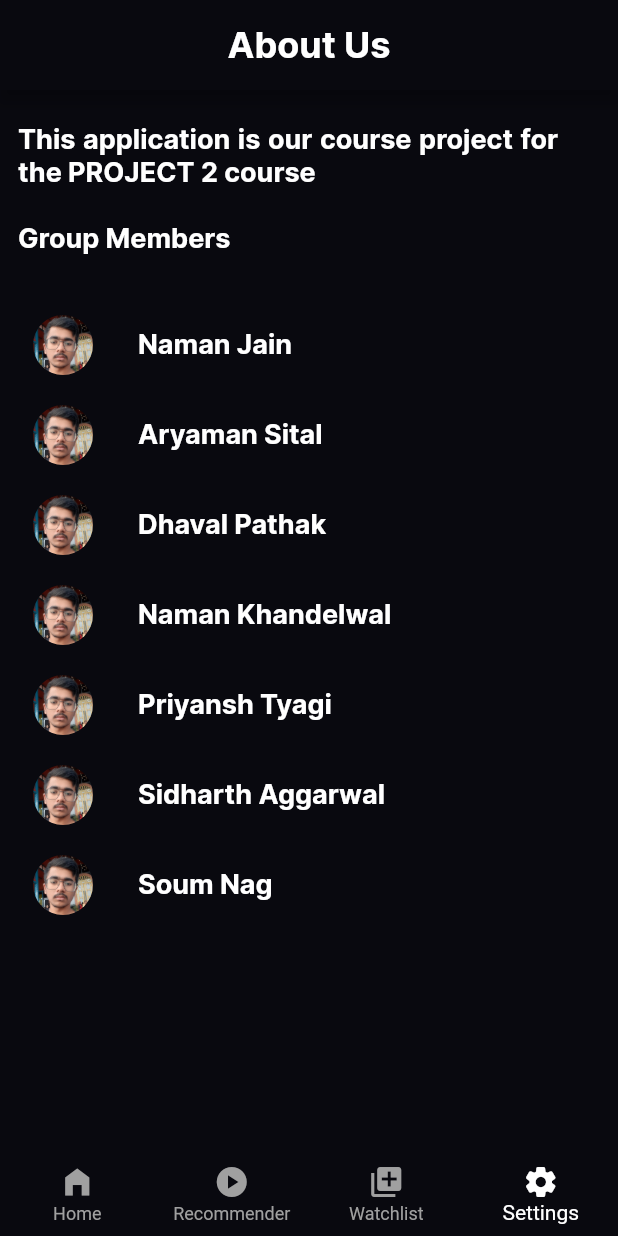
After one commit to namanviber/Movigo, a Flutter app: the AboutUsScreen screen opened directly, on a phone screen of 412 x 824 dp. The commit adds this screen. Run offline on Flutter 3.47's test engine with Material 2 defaults, Android fonts, the phone set to English and light mode, and no system bars; our stand-ins replace carousel_slider, email_validator, firebase_auth, firebase_core, flutter_advanced_switch, google_fonts and 1 more; missing offline and left inert: mongo_dart, scroll_app_bar, tmdb_api; accounts and stored records are empty; network calls fail.

Commit message:
About us + Privacy policy pages

```diff
--- /dev/null
+++ b/lib/screens/about_us_screen.dart
@@ -0,0 +1,373 @@
+import 'package:flutter/material.dart';
+import 'package:project2/widgets/bottom_bar.dart';
+
+class AboutUsScreen extends StatefulWidget {
+  const AboutUsScreen({Key? key}) : super(key: key);
+
+  @override
+  State<AboutUsScreen> createState() => _AboutUsScreenState();
+}
+
+class _AboutUsScreenState extends State<AboutUsScreen> {
+  int screen_index = 5;
+
+  @override
+  Widget build(BuildContext context) {
+    return Scaffold(
+        appBar: AppBar(
+          automaticallyImplyLeading: false,
+          toolbarHeight: 60,
+          backgroundColor: const Color(0xFF09090F),
+          title: Row(
+            mainAxisAlignment: MainAxisAlignment.center,
+            children: const [
+              Text("About Us",
+                  style: TextStyle(
+                      fontFamily: "Inter",
+                      fontWeight: FontWeight.bold,
+                      fontSize: 24)),
+            ],
+          ),
+        ),
+        body: SingleChildScrollView(
+          scrollDirection: Axis.vertical,
+          child: Padding(
+            padding: const EdgeInsets.all(12),
+            child: Column(children: [
+              const SizedBox(
+                height: 10,
+              ),
+              Container(
+                width: 360,
+                child: Column(
+                  crossAxisAlignment: CrossAxisAlignment.center,
+                  mainAxisAlignment: MainAxisAlignment.center,
+                  children: [
+                    const Text(
+                      "This application is our course project for the PROJECT 2 course"
+                      "\n\nGroup Members",
+                      textAlign: TextAlign.justify,
+                      style: TextStyle(
+                          fontFamily: "Inter",
+                          fontWeight: FontWeight.bold,
+                          fontSize: 18),
+                    ),
+                    const SizedBox(
+                      height: 30,
+                    ),
+                    Column(
+                      children: [
+                        Container(
+                          height: 60,
+                          width: 390,
+                          child: Row(
+                            children: [
+                              const SizedBox(
+                                width: 10,
+                              ),
+                              //1
+                              CircleAvatar(
+                                  backgroundColor: Colors.transparent,
+                                  child: Center(
+                                      child: SizedBox(
+                                    width: 200,
+                                    height: 200,
+                                    child: ClipOval(
+                                      child: Image.asset(
+                                          "assets/images/testimg2.png"),
+                                    ),
+                                  ))),
+                              const SizedBox(
+                                width: 30,
+                              ),
+                              Container(
+                                height: 60,
+                                width: 270,
+                                child: Column(
+                                  crossAxisAlignment: CrossAxisAlignment.start,
+                                  mainAxisAlignment: MainAxisAlignment.center,
+                                  children: const [
+                                    Text(
+                                      "Naman Jain",
+                                      style: TextStyle(
+                                          fontFamily: "Inter",
+                                          fontWeight: FontWeight.bold,
+                                          fontSize: 18),
+                                    ),
+                                  ],
+                                ),
+                              ),
+                            ],
+                          ),
+                        ),
+                        Container(
+                          height: 60,
+                          width: 390,
+                          child: Row(
+                            children: [
+                              const SizedBox(
+                                width: 10,
+                              ),
+                              //1
+                              CircleAvatar(
+                                  backgroundColor: Colors.transparent,
+                                  child: Center(
+                                      child: SizedBox(
+                                    width: 200,
+                                    height: 200,
+                                    child: ClipOval(
+                                      child: Image.asset(
+                                          "assets/images/testimg2.png"),
+                                    ),
+                                  ))),
+                              const SizedBox(
+                                width: 30,
+                              ),
+                              Container(
+                                height: 60,
+                                width: 270,
+                                child: Column(
+                                  crossAxisAlignment: CrossAxisAlignment.start,
+                                  mainAxisAlignment: MainAxisAlignment.center,
+                                  children: const [
+                                    Text(
+                                      "Aryaman Sital",
+                                      style: TextStyle(
+                                          fontFamily: "Inter",
+                                          fontWeight: FontWeight.bold,
+                                          fontSize: 18),
+                                    ),
+                                  ],
+                                ),
+                              ),
+                            ],
+                          ),
+                        ),
+                        Container(
+                          height: 60,
+                          width: 390,
+                          child: Row(
+                            children: [
+                              const SizedBox(
+                                width: 10,
+                              ),
+                              //1
+                              CircleAvatar(
+                                  backgroundColor: Colors.transparent,
+                                  child: Center(
+                                      child: SizedBox(
+                                    width: 200,
+                                    height: 200,
+                                    child: ClipOval(
+                                      child: Image.asset(
+                                          "assets/images/testimg2.png"),
+                                    ),
+                                  ))),
+                              const SizedBox(
+                                width: 30,
+                              ),
+                              Container(
+                                height: 60,
+                                width: 270,
+                                child: Column(
+                                  crossAxisAlignment: CrossAxisAlignment.start,
+                                  mainAxisAlignment: MainAxisAlignment.center,
+                                  children: const [
+                                    Text(
+                                      "Dhaval Pathak",
+                                      style: TextStyle(
+                                          fontFamily: "Inter",
+                                          fontWeight: FontWeight.bold,
+                                          fontSize: 18),
+                                    ),
+                                  ],
+                                ),
+                              ),
+                            ],
+                          ),
+                        ),
+                        Container(
+                          height: 60,
+                          width: 390,
+                          child: Row(
+                            children: [
+                              const SizedBox(
+                                width: 10,
+                              ),
+                              //1
+                              CircleAvatar(
+                                  backgroundColor: Colors.transparent,
+                                  child: Center(
+                                      child: SizedBox(
+                                    width: 200,
+                                    height: 200,
+                                    child: ClipOval(
+                                      child: Image.asset(
+                                          "assets/images/testimg2.png"),
+                                    ),
+                                  ))),
+                              const SizedBox(
+                                width: 30,
+                              ),
+                              Container(
+                                height: 60,
+                                width: 270,
+                                child: Column(
+                                  crossAxisAlignment: CrossAxisAlignment.start,
+                                  mainAxisAlignment: MainAxisAlignment.center,
+                                  children: const [
+                                    Text(
+                                      "Naman Khandelwal",
+                                      style: TextStyle(
+                                          fontFamily: "Inter",
+                                          fontWeight: FontWeight.bold,
+                                          fontSize: 18),
+                                    ),
+                                  ],
+                                ),
+                              ),
+                            ],
+                          ),
+                        ),
+                        Container(
+                          height: 60,
+                          width: 390,
+                          child: Row(
+                            children: [
+                              const SizedBox(
+                                width: 10,
+                              ),
+                              //1
+                              CircleAvatar(
+                                  backgroundColor: Colors.transparent,
+                                  child: Center(
+                                      child: SizedBox(
+                                    width: 200,
+                                    height: 200,
+                                    child: ClipOval(
+                                      child: Image.asset(
+                                          "assets/images/testimg2.png"),
+                                    ),
+                                  ))),
+                              const SizedBox(
+                                width: 30,
+                              ),
+                              Container(
+                                height: 60,
+                                width: 270,
+                                child: Column(
+                                  crossAxisAlignment: CrossAxisAlignment.start,
+                                  mainAxisAlignment: MainAxisAlignment.center,
+                                  children: const [
+                                    Text(
+                                      "Priyansh Tyagi",
+                                      style: TextStyle(
+                                          fontFamily: "Inter",
+                                          fontWeight: FontWeight.bold,
+                                          fontSize: 18),
+                                    ),
+                                  ],
+                                ),
+                              ),
+                            ],
+                          ),
+                        ),
+                        Container(
+                          height: 60,
+                          width: 390,
+                          child: Row(
+                            children: [
+                              const SizedBox(
+                                width: 10,
+                              ),
+                              //1
+                              CircleAvatar(
+                                  backgroundColor: Colors.transparent,
+                                  child: Center(
+                                      child: SizedBox(
+                                    width: 200,
+                                    height: 200,
+                                    child: ClipOval(
+                                      child: Image.asset(
+                                          "assets/images/testimg2.png"),
+                                    ),
+                                  ))),
+                              const SizedBox(
+                                width: 30,
+                              ),
+                              Container(
+                                height: 60,
+                                width: 270,
+                                child: Column(
+                                  crossAxisAlignment: CrossAxisAlignment.start,
+                                  mainAxisAlignment: MainAxisAlignment.center,
+                                  children: const [
+                                    Text(
+                                      "Sidharth Aggarwal",
+                                      style: TextStyle(
+                                          fontFamily: "Inter",
+                                          fontWeight: FontWeight.bold,
+                                          fontSize: 18),
+                                    ),
+                                  ],
+                                ),
+                              ),
+                            ],
+                          ),
+                        ),
+                        Container(
+                          height: 60,
+                          width: 390,
+                          child: Row(
+                            children: [
+                              const SizedBox(
+                                width: 10,
+                              ),
+                              //1
+                              CircleAvatar(
+                                  backgroundColor: Colors.transparent,
+                                  child: Center(
+                                      child: SizedBox(
+                                    width: 200,
+                                    height: 200,
+                                    child: ClipOval(
+                                      child: Image.asset(
+                                          "assets/images/testimg2.png"),
+                                    ),
+                                  ))),
+                              const SizedBox(
+                                width: 30,
+                              ),
+                              Container(
+                                height: 60,
+                                width: 270,
+                                child: Column(
+                                  crossAxisAlignment: CrossAxisAlignment.start,
+                                  mainAxisAlignment: MainAxisAlignment.center,
+                                  children: const [
+                                    Text(
+                                      "Soum Nag",
+                                      style: TextStyle(
+                                          fontFamily: "Inter",
+                                          fontWeight: FontWeight.bold,
+                                          fontSize: 18),
+                                    ),
+                                  ],
+                                ),
+                              ),
+                            ],
+                          ),
+                        ),
+                      ],
+                    )
+                  ],
+                ),
+              )
+            ]),
+          ),
+        ),
+        bottomNavigationBar: BottomNavigation(
+          screen_index: 3,
+        ));
+  }
+}
--- /dev/null
+++ b/lib/screens/privacy_policy_screen.dart
@@ -0,0 +1,61 @@
+import 'package:flutter/material.dart';
+import 'package:project2/widgets/bottom_bar.dart';
+
+class PrivacyPolicyScreen extends StatefulWidget {
+  const PrivacyPolicyScreen({Key? key}) : super(key: key);
+
+  @override
+  State<PrivacyPolicyScreen> createState() => _PrivacyPolicyScreenState();
+}
+
+class _PrivacyPolicyScreenState extends State<PrivacyPolicyScreen> {
+  int screen_index = 5;
+
+  @override
+  Widget build(BuildContext context) {
+    return Scaffold(
+        appBar: AppBar(
+          automaticallyImplyLeading: false,
+          toolbarHeight: 60,
+          backgroundColor: const Color(0xFF09090F),
+          title: Row(
+            mainAxisAlignment: MainAxisAlignment.center,
+            children: const [
+              Text("Privacy Policy",
+                  style: TextStyle(
+                      fontFamily: "Inter",
+                      fontWeight: FontWeight.bold,
+                      fontSize: 24)),
+            ],
+          ),
+        ),
+        body: SingleChildScrollView(
+          scrollDirection: Axis.vertical,
+          child: Padding(
+            padding: const EdgeInsets.all(12),
+            child: Column(children: [
+              const SizedBox(
+                height: 10,
+              ),
+              Container(
+                  child: Column(
+                      crossAxisAlignment: CrossAxisAlignment.start,
+                      mainAxisAlignment: MainAxisAlignment.center,
+                      children: const [
+                    Text(
+                      "No personal data collected in this application is used for any purpose other than the scope of our coursework. This data will not be shared in any way and will be deleted after the duration of this course.",
+                      textAlign: TextAlign.left,
+                      style: TextStyle(
+                          fontFamily: "Inter",
+                          fontWeight: FontWeight.bold,
+                          fontSize: 18),
+                    ),
+                  ])),
+            ]),
+          ),
+        ),
+        bottomNavigationBar: BottomNavigation(
+          screen_index: 3,
+        ));
+  }
+}
--- a/lib/screens/settings_screen.dart
+++ b/lib/screens/settings_screen.dart
@@ -1,6 +1,7 @@
 import 'package:flutter/material.dart';
-import 'package:flutter_advanced_switch/flutter_advanced_switch.dart';
 import 'package:project2/screens/genral_settings_screen.dart';
+import 'package:project2/screens/about_us_screen.dart';
+import 'package:project2/screens/privacy_policy_screen.dart';
 import 'package:project2/widgets/bottom_bar.dart';
 import 'package:firebase_auth/firebase_auth.dart';
 
@@ -12,7 +13,6 @@ class SettingsScreen extends StatefulWidget {
 }
 
 class _SettingsScreenState extends State<SettingsScreen> {
-  final _controller = ValueNotifier<bool>(false);
   int screen_index = 3;
 
   @override
@@ -194,7 +194,7 @@ class _SettingsScreenState extends State<SettingsScreen> {
                         Navigator.push(
                             context,
                             MaterialPageRoute(
-                                builder: (context) => GeneralSettingsScreen()));
+                                builder: (context) => const GeneralSettingsScreen()));
                       },
                       child: Icon(Icons.arrow_forward_ios),
                     )
@@ -388,7 +388,7 @@ class _SettingsScreenState extends State<SettingsScreen> {
                         mainAxisAlignment: MainAxisAlignment.center,
                         children: const [
                           Text(
-                            "Help & Support",
+                            "About Us",
                             style: TextStyle(
                                 fontFamily: "Inter",
                                 fontWeight: FontWeight.bold,
@@ -397,7 +397,15 @@ class _SettingsScreenState extends State<SettingsScreen> {
                         ],
                       ),
                     ),
-                    const Icon(Icons.arrow_forward_ios_rounded)
+                    InkWell(
+                      onTap: () {
+                        Navigator.push(
+                            context,
+                            MaterialPageRoute(
+                                builder: (context) => const AboutUsScreen()));
+                      },
+                      child: Icon(Icons.arrow_forward_ios),
+                    )
                   ],
                 ),
               ),
@@ -438,7 +446,15 @@ class _SettingsScreenState extends State<SettingsScreen> {
                         ],
                       ),
                     ),
-                    const Icon(Icons.arrow_forward_ios_rounded)
+                    InkWell(
+                      onTap: () {
+                        Navigator.push(
+                            context,
+                            MaterialPageRoute(
+                                builder: (context) => const PrivacyPolicyScreen()));
+                      },
+                      child: Icon(Icons.arrow_forward_ios),
+                    ),
                   ],
                 ),
               ),
```
